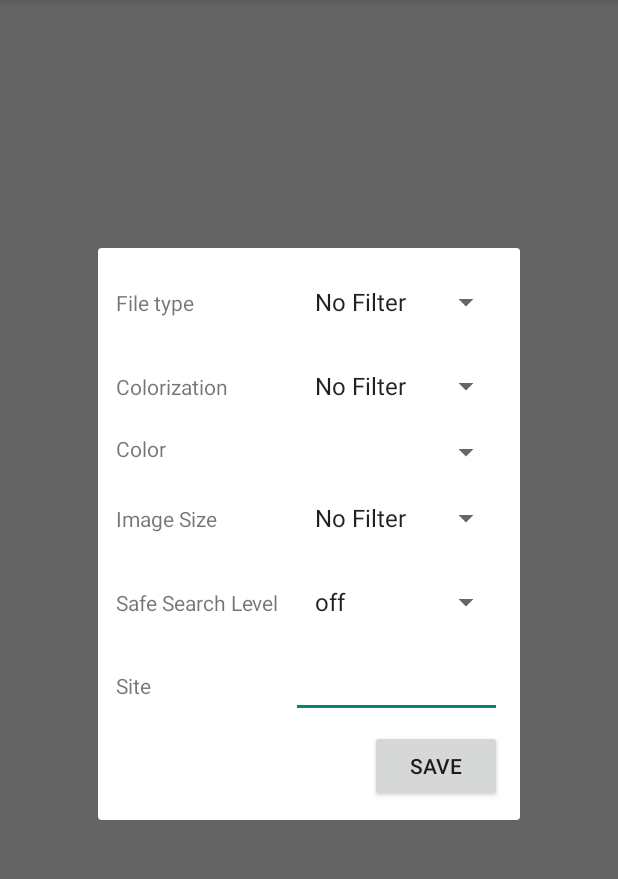
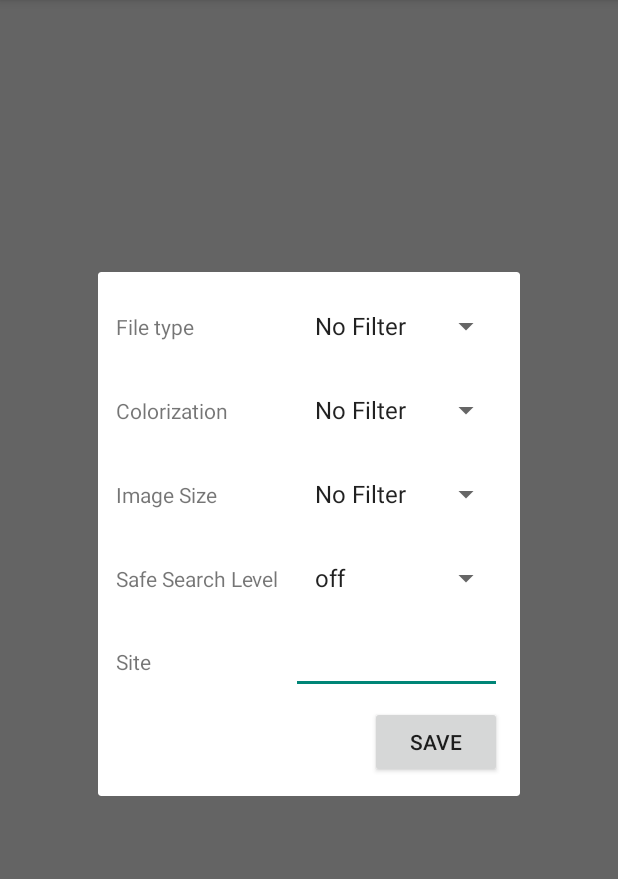
Before and after one commit to ageiduschek/grid_image_search, an Android app: the screen it shows after launch (SearchActivity), after a tap on "Filter", on a phone screen of 412 x 824 dp, the part 84-963 px from its top. Run offline under Robolectric (Android 15) with nearby library versions, the phone set to English and light mode, and no system bars; our stand-ins replace Picasso; libraries missing offline, so code that uses them is left out: com.etsy.android, com.loopj.android; plain views replace StaggeredGridView; pictures from the network do not load; 4 statements that could not run were skipped; 1 other tap on this screen came first.

Commit message:
Various bugfixes

```diff
--- a/app/src/main/java/com/codepath/gridimagesearch/activities/LightboxActivity.java
+++ b/app/src/main/java/com/codepath/gridimagesearch/activities/LightboxActivity.java
@@ -109,6 +109,7 @@ public class LightboxActivity extends AppCompatActivity {
         Picasso.with(this)
                 .load(imageInfo.getImageURL())
                 .fit()
+                .centerInside()
                 .into(ivImage);
 
         setupImmersiveMode();
--- a/app/src/main/res/layout/activity_lightbox.xml
+++ b/app/src/main/res/layout/activity_lightbox.xml
@@ -8,8 +8,6 @@
     <ImageView
         android:layout_width="match_parent"
         android:layout_height="match_parent"
-        android:scaleType="fitXY"
-        android:adjustViewBounds="true"
         android:id="@+id/ivImage"
         android:contentDescription="@string/unknown_title"/>
 
--- a/app/src/main/res/layout/fragment_search_filters_dialog.xml
+++ b/app/src/main/res/layout/fragment_search_filters_dialog.xml
@@ -37,20 +37,6 @@
         android:layout_column="1"
         android:layout_gravity="fill_horizontal"
         />
-
-    <TextView
-        android:id="@+id/tvDominantColor"
-        android:layout_row="2"
-        android:layout_column="0"
-        android:text="@string/color"/>
-
-    <Spinner
-        android:id="@+id/spinnerDominantColor"
-        android:layout_row="2"
-        android:layout_column="1"
-        android:layout_gravity="fill_horizontal"
-        />
-
 
     <TextView
         android:id="@+id/tvImageSize"
```
